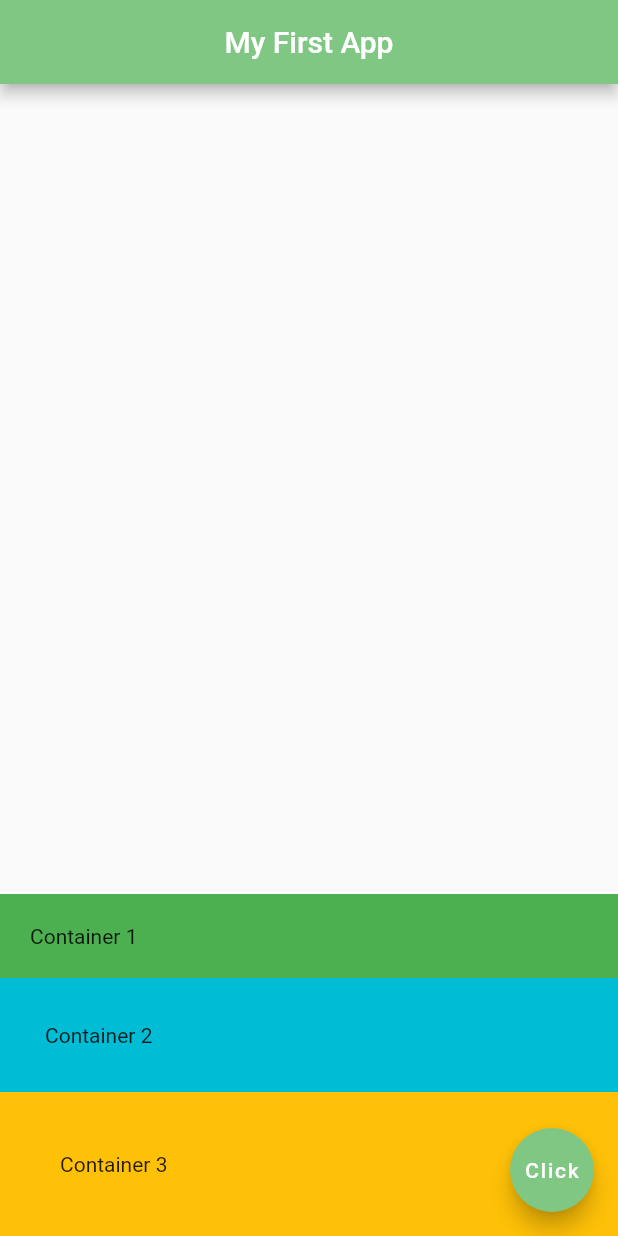
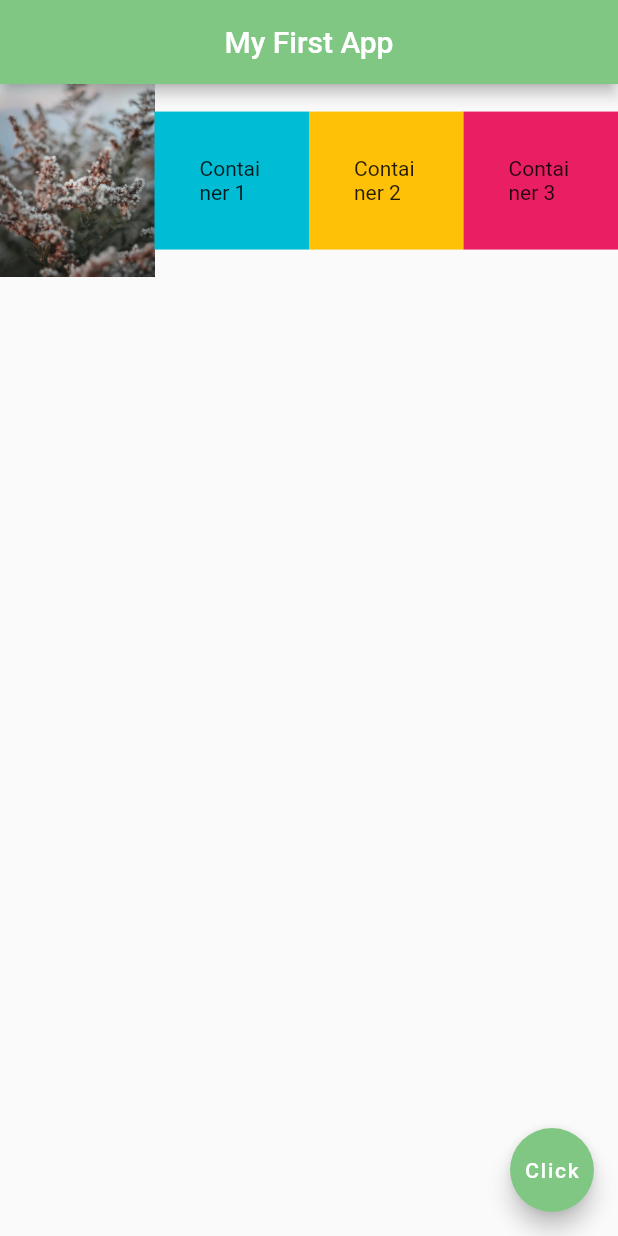
Before and after one commit to rai8/flutter-basics, a Flutter app: the screen it shows after launch, on a phone screen of 412 x 824 dp. Run offline on Flutter 3.47's test engine with Material 2 defaults, Android fonts, the phone set to English and light mode, and no system bars.

Commit message:
expanded widgets

```diff
--- a/lib/main.dart
+++ b/lib/main.dart
@@ -15,26 +15,32 @@ class Home extends StatelessWidget {
         title: Text('My First App'),
         centerTitle: true,
       ),
-      body: Column(
-        mainAxisAlignment: MainAxisAlignment.end,
-        crossAxisAlignment: CrossAxisAlignment.stretch,
+      body: Row(
         children: <Widget>[
-          Container(
-            padding: EdgeInsets.all(20),
-            color: Colors.green,
-            child: Text('Container 1'),
+          Expanded(child: Image.asset('assets/crystal.jpg')),
+          Expanded(
+                      child: Container(
+              padding: EdgeInsets.all(30.0),
+              color: Colors.cyan,
+              child: Text('Container 1'),
+            ),
           ),
-          Container(
-            padding: EdgeInsets.all(30),
-            color: Colors.cyan,
-            child: Text('Container 2'),
+          Expanded(
+                      child: Container(
+              padding: EdgeInsets.all(30.0),
+              color: Colors.amber,
+              child: Text('Container 2'),
+            ),
           ),
-          Container(
-            padding: EdgeInsets.all(40),
-            color: Colors.amber,
-            child: Text('Container 3'),
+          Expanded(
+                      child: Container(
+              padding: EdgeInsets.all(30.0),
+              color: Colors.pink,
+              child: Text('Container 3'),
+            ),
           ),
         ],
+
       ),
       floatingActionButton: FloatingActionButton(
         onPressed: () {
```
